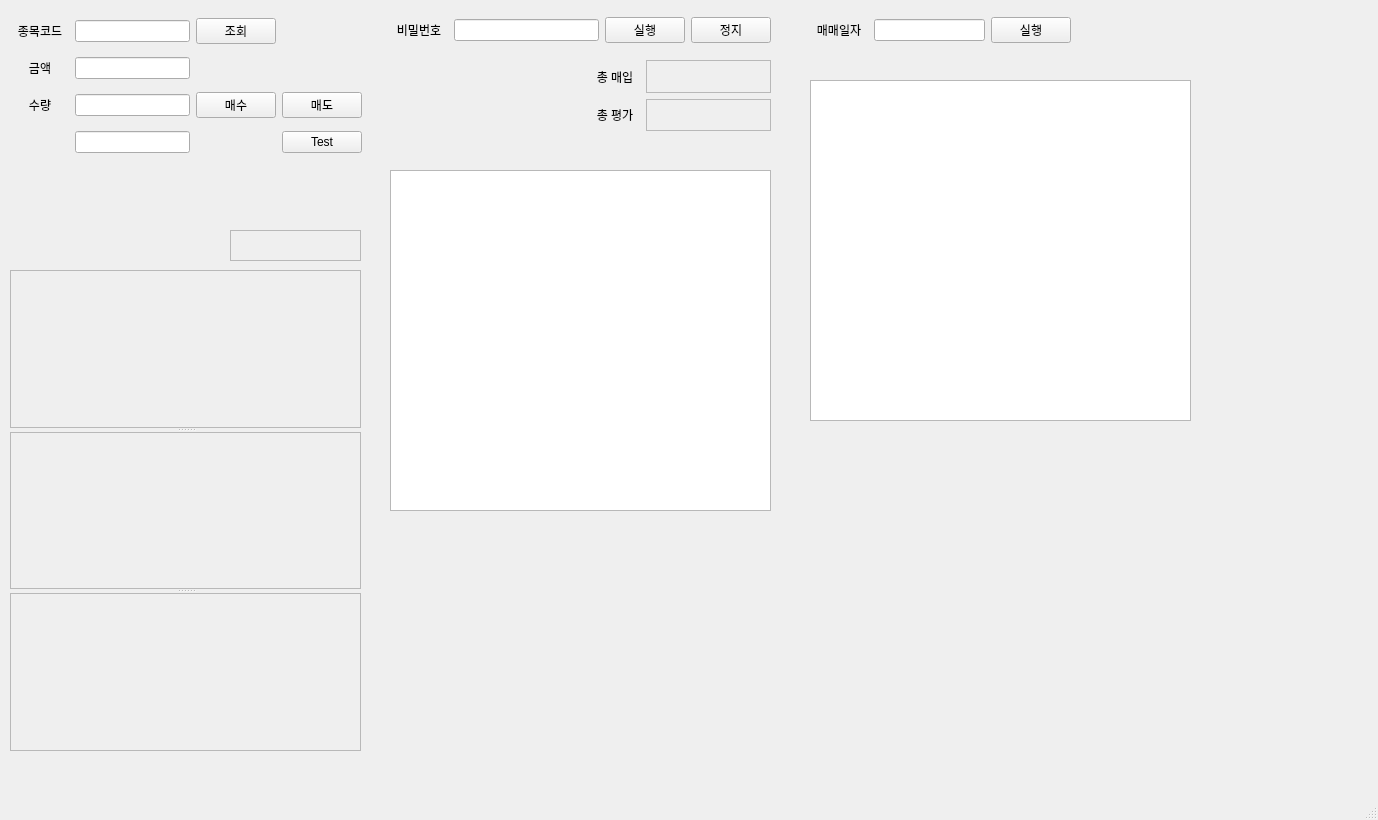
Before: the Qt Designer form KIWOOM/interface.ui in naikiki87/python, drawn with Qt 5.
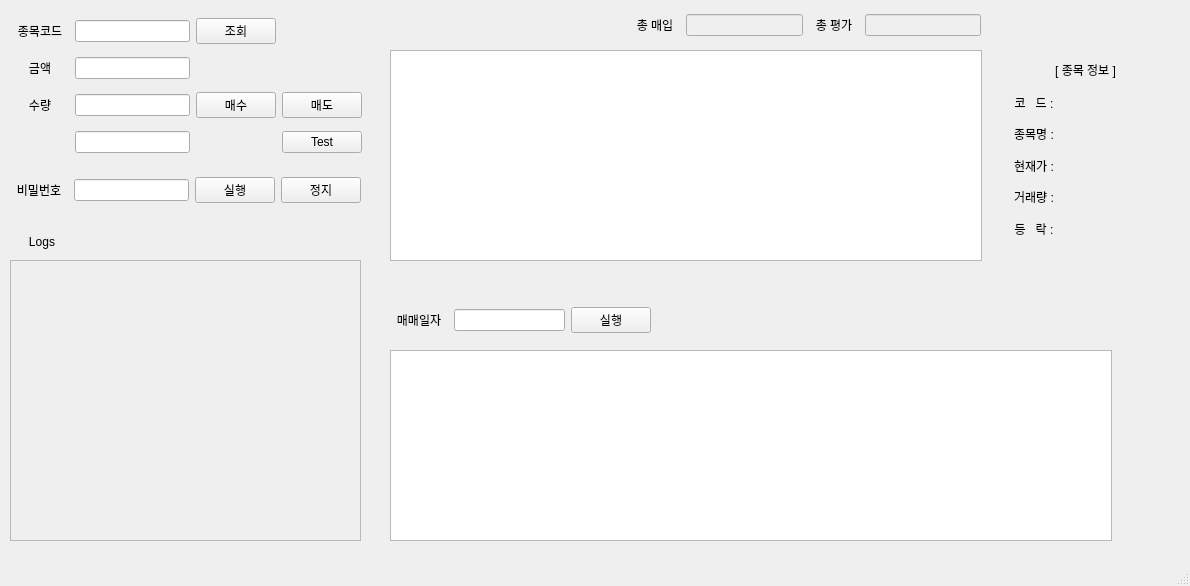
After: the same form once the commit is applied.

```diff
--- a/KIWOOM/interface.ui
+++ b/KIWOOM/interface.ui
@@ -6,33 +6,20 @@
    <rect>
     <x>0</x>
     <y>0</y>
-    <width>1378</width>
-    <height>820</height>
+    <width>1190</width>
+    <height>586</height>
    </rect>
   </property>
   <property name="windowTitle">
    <string>MainWindow</string>
   </property>
   <widget class="QWidget" name="centralwidget">
-   <widget class="QTextEdit" name="text_edit4">
-    <property name="enabled">
-     <bool>false</bool>
-    </property>
-    <property name="geometry">
-     <rect>
-      <x>230</x>
-      <y>230</y>
-      <width>131</width>
-      <height>31</height>
-     </rect>
-    </property>
-   </widget>
    <widget class="QWidget" name="gridLayoutWidget">
     <property name="geometry">
      <rect>
-      <x>390</x>
-      <y>10</y>
-      <width>381</width>
+      <x>10</x>
+      <y>170</y>
+      <width>351</width>
       <height>41</height>
      </rect>
     </property>
@@ -51,7 +38,11 @@
       </widget>
      </item>
      <item row="0" column="1">
-      <widget class="QLineEdit" name="input_acc_pw"/>
+      <widget class="QLineEdit" name="input_acc_pw">
+       <property name="echoMode">
+        <enum>QLineEdit::Password</enum>
+       </property>
+      </widget>
      </item>
      <item row="0" column="2">
       <widget class="QPushButton" name="btn5">
@@ -72,26 +63,13 @@
    <widget class="QWidget" name="gridLayoutWidget_2">
     <property name="geometry">
      <rect>
-      <x>590</x>
-      <y>60</y>
-      <width>181</width>
-      <height>71</height>
+      <x>630</x>
+      <y>10</y>
+      <width>351</width>
+      <height>31</height>
      </rect>
     </property>
     <layout class="QGridLayout" name="gridLayout_4">
-     <item row="1" column="0">
-      <widget class="QLabel" name="label_8">
-       <property name="enabled">
-        <bool>true</bool>
-       </property>
-       <property name="text">
-        <string>  총 평가  </string>
-       </property>
-       <property name="alignment">
-        <set>Qt::AlignCenter</set>
-       </property>
-      </widget>
-     </item>
      <item row="0" column="0">
       <widget class="QLabel" name="label_7">
        <property name="enabled">
@@ -105,17 +83,36 @@
        </property>
       </widget>
      </item>
+     <item row="0" column="2">
+      <widget class="QLabel" name="label_8">
+       <property name="enabled">
+        <bool>true</bool>
+       </property>
+       <property name="text">
+        <string>  총 평가  </string>
+       </property>
+       <property name="alignment">
+        <set>Qt::AlignCenter</set>
+       </property>
+      </widget>
+     </item>
+     <item row="0" column="3">
+      <widget class="QLineEdit" name="wid_total_evaluation">
+       <property name="enabled">
+        <bool>false</bool>
+       </property>
+       <property name="frame">
+        <bool>true</bool>
+       </property>
+      </widget>
+     </item>
      <item row="0" column="1">
-      <widget class="QTextEdit" name="text_edit5">
+      <widget class="QLineEdit" name="wid_total_purchase">
        <property name="enabled">
         <bool>false</bool>
        </property>
-      </widget>
-     </item>
-     <item row="1" column="1">
-      <widget class="QTextEdit" name="text_edit6">
-       <property name="enabled">
-        <bool>false</bool>
+       <property name="frame">
+        <bool>true</bool>
        </property>
       </widget>
      </item>
@@ -125,9 +122,9 @@
     <property name="geometry">
      <rect>
       <x>390</x>
-      <y>170</y>
-      <width>381</width>
-      <height>341</height>
+      <y>50</y>
+      <width>592</width>
+      <height>211</height>
      </rect>
     </property>
     <property name="rowCount">
@@ -149,8 +146,8 @@
    <widget class="QWidget" name="gridLayoutWidget_3">
     <property name="geometry">
      <rect>
-      <x>810</x>
-      <y>10</y>
+      <x>390</x>
+      <y>300</y>
       <width>261</width>
       <height>41</height>
      </rect>
@@ -184,10 +181,10 @@
    <widget class="QTableWidget" name="table_history">
     <property name="geometry">
      <rect>
-      <x>810</x>
-      <y>80</y>
-      <width>381</width>
-      <height>341</height>
+      <x>390</x>
+      <y>350</y>
+      <width>722</width>
+      <height>191</height>
      </rect>
     </property>
     <property name="rowCount">
@@ -206,6 +203,209 @@
      <bool>false</bool>
     </attribute>
    </widget>
+   <widget class="QWidget" name="layoutWidget">
+    <property name="geometry">
+     <rect>
+      <x>990</x>
+      <y>90</y>
+      <width>181</width>
+      <height>151</height>
+     </rect>
+    </property>
+    <layout class="QGridLayout" name="gridLayout_2">
+     <item row="2" column="0">
+      <widget class="QLabel" name="label_4">
+       <property name="text">
+        <string>현재가 :</string>
+       </property>
+       <property name="alignment">
+        <set>Qt::AlignCenter</set>
+       </property>
+      </widget>
+     </item>
+     <item row="4" column="0">
+      <widget class="QLabel" name="label_12">
+       <property name="text">
+        <string>등   락 :</string>
+       </property>
+       <property name="alignment">
+        <set>Qt::AlignCenter</set>
+       </property>
+      </widget>
+     </item>
+     <item row="3" column="0">
+      <widget class="QLabel" name="label_11">
+       <property name="text">
+        <string>거래량 :</string>
+       </property>
+       <property name="alignment">
+        <set>Qt::AlignCenter</set>
+       </property>
+      </widget>
+     </item>
+     <item row="1" column="0">
+      <widget class="QLabel" name="label_5">
+       <property name="text">
+        <string>종목명 :</string>
+       </property>
+       <property name="alignment">
+        <set>Qt::AlignCenter</set>
+       </property>
+      </widget>
+     </item>
+     <item row="0" column="0">
+      <widget class="QLabel" name="label_10">
+       <property name="enabled">
+        <bool>true</bool>
+       </property>
+       <property name="text">
+        <string>코   드 :</string>
+       </property>
+       <property name="alignment">
+        <set>Qt::AlignCenter</set>
+       </property>
+      </widget>
+     </item>
+     <item row="3" column="1">
+      <widget class="QLabel" name="te_iteminfo_vol">
+       <property name="enabled">
+        <bool>true</bool>
+       </property>
+       <property name="text">
+        <string/>
+       </property>
+       <property name="alignment">
+        <set>Qt::AlignCenter</set>
+       </property>
+      </widget>
+     </item>
+     <item row="4" column="1">
+      <widget class="QLabel" name="te_iteminfo_percent">
+       <property name="enabled">
+        <bool>true</bool>
+       </property>
+       <property name="text">
+        <string/>
+       </property>
+       <property name="alignment">
+        <set>Qt::AlignCenter</set>
+       </property>
+      </widget>
+     </item>
+     <item row="2" column="1">
+      <widget class="QLabel" name="te_iteminfo_price">
+       <property name="enabled">
+        <bool>true</bool>
+       </property>
+       <property name="text">
+        <string/>
+       </property>
+       <property name="alignment">
+        <set>Qt::AlignCenter</set>
+       </property>
+      </widget>
+     </item>
+     <item row="0" column="1">
+      <widget class="QLabel" name="te_iteminfo_code">
+       <property name="enabled">
+        <bool>true</bool>
+       </property>
+       <property name="text">
+        <string/>
+       </property>
+       <property name="alignment">
+        <set>Qt::AlignCenter</set>
+       </property>
+      </widget>
+     </item>
+     <item row="1" column="1">
+      <widget class="QLabel" name="te_iteminfo_name">
+       <property name="enabled">
+        <bool>true</bool>
+       </property>
+       <property name="text">
+        <string/>
+       </property>
+       <property name="alignment">
+        <set>Qt::AlignCenter</set>
+       </property>
+      </widget>
+     </item>
+    </layout>
+   </widget>
+   <widget class="QLabel" name="label_13">
+    <property name="enabled">
+     <bool>true</bool>
+    </property>
+    <property name="geometry">
+     <rect>
+      <x>1040</x>
+      <y>60</y>
+      <width>91</width>
+      <height>20</height>
+     </rect>
+    </property>
+    <property name="text">
+     <string>[ 종목 정보 ]</string>
+    </property>
+    <property name="alignment">
+     <set>Qt::AlignCenter</set>
+    </property>
+   </widget>
+   <widget class="QLineEdit" name="text_edit4">
+    <property name="enabled">
+     <bool>false</bool>
+    </property>
+    <property name="geometry">
+     <rect>
+      <x>1060</x>
+      <y>10</y>
+      <width>117</width>
+      <height>20</height>
+     </rect>
+    </property>
+    <property name="frame">
+     <bool>false</bool>
+    </property>
+   </widget>
+   <widget class="QLabel" name="label_14">
+    <property name="enabled">
+     <bool>true</bool>
+    </property>
+    <property name="geometry">
+     <rect>
+      <x>10</x>
+      <y>230</y>
+      <width>64</width>
+      <height>23</height>
+     </rect>
+    </property>
+    <property name="text">
+     <string>Logs</string>
+    </property>
+    <property name="alignment">
+     <set>Qt::AlignCenter</set>
+    </property>
+   </widget>
+   <widget class="QLabel" name="wid_req_times">
+    <property name="enabled">
+     <bool>true</bool>
+    </property>
+    <property name="geometry">
+     <rect>
+      <x>390</x>
+      <y>20</y>
+      <width>61</width>
+      <height>25</height>
+     </rect>
+    </property>
+    <property name="text">
+     <string/>
+    </property>
+    <property name="alignment">
+     <set>Qt::AlignCenter</set>
+    </property>
+   </widget>
    <widget class="QWidget" name="">
     <property name="geometry">
      <rect>
@@ -295,9 +495,9 @@
     <property name="geometry">
      <rect>
       <x>10</x>
-      <y>270</y>
+      <y>260</y>
       <width>351</width>
-      <height>481</height>
+      <height>281</height>
      </rect>
     </property>
     <property name="orientation">
@@ -308,16 +508,6 @@
       <bool>false</bool>
      </property>
     </widget>
-    <widget class="QTextEdit" name="text_edit2">
-     <property name="enabled">
-      <bool>false</bool>
-     </property>
-    </widget>
-    <widget class="QTextEdit" name="text_edit3">
-     <property name="enabled">
-      <bool>false</bool>
-     </property>
-    </widget>
    </widget>
   </widget>
   <widget class="QMenuBar" name="menubar">
```
Left out of the diff: 8 changed lines with no effect on the pictures.
